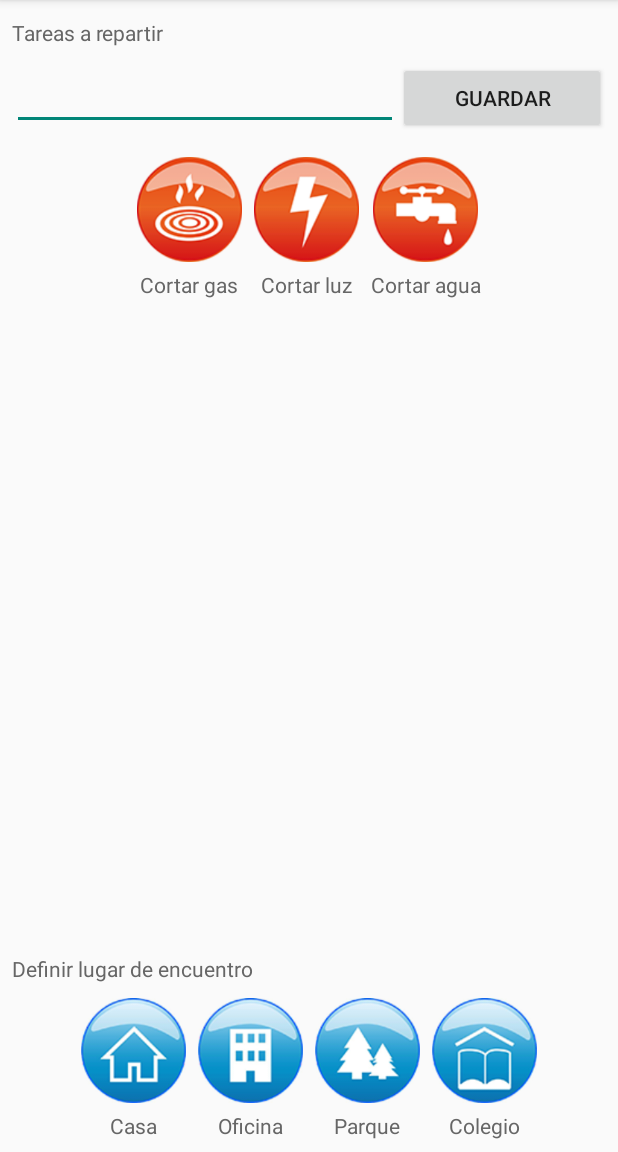
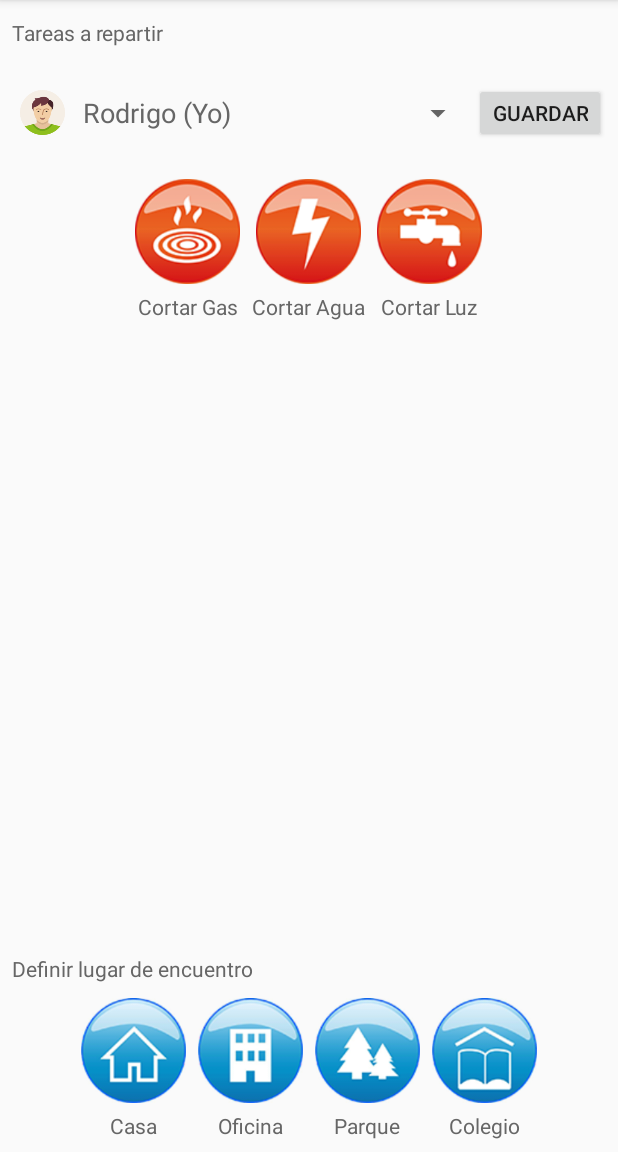
Before and after one commit to RodrigoGonzalezSalazar/SismicApp, an Android app: the fragment Fragment_miplan_plan shown on its own in the app's theme, on a phone screen of 412 x 824 dp, the part 84-1236 px from its top. Run offline under Robolectric (Android 15) with nearby library versions, the phone set to English and light mode, and no system bars.

Commit message:
tab prepara tu plan en miplan funcionando

```diff
--- a/app/src/main/java/com/example/yoyo/sismicapp/Fragment_miplan_family_tab.java
+++ b/app/src/main/java/com/example/yoyo/sismicapp/Fragment_miplan_family_tab.java
@@ -48,6 +48,15 @@ public class Fragment_miplan_family_tab extends Fragment {
         ListAdapter_familytab adapter = new ListAdapter_familytab(getActivity(), list, type);
         lv.setAdapter(adapter);
         ImageButton delete = (ImageButton) rootView.findViewById(R.id.delete);
+        Button agregar = (Button) rootView.findViewById(R.id.but);
+        agregar.setOnClickListener(new View.OnClickListener() {
+            @Override
+            public void onClick(View view) {
+                Intent i = new Intent(getActivity(), Activity_miplan_family_create.class);
+                startActivity(i);
+                getActivity().finish();
+            }
+        });
 
         return rootView;
     }
--- a/app/src/main/java/com/example/yoyo/sismicapp/Fragment_miplan_plan.java
+++ b/app/src/main/java/com/example/yoyo/sismicapp/Fragment_miplan_plan.java
@@ -6,11 +6,24 @@ import android.graphics.Typeface;
 import android.os.Bundle;
 import android.preference.PreferenceManager;
 import android.support.v4.app.Fragment;
+import android.util.Log;
 import android.view.LayoutInflater;
 import android.view.View;
 import android.view.ViewGroup;
+import android.widget.AdapterView;
+import android.widget.Button;
 import android.widget.LinearLayout;
+import android.widget.ListView;
+import android.widget.Spinner;
 import android.widget.TextView;
+import android.widget.Toast;
+
+import com.example.yoyo.sismicapp.ListAdapters.ListAdapter_familytab;
+import com.example.yoyo.sismicapp.ListAdapters.ListAdapter_spinner;
+
+import java.util.ArrayList;
+import java.util.Arrays;
+import java.util.List;
 
 public class Fragment_miplan_plan extends Fragment {
     View rootView;
@@ -22,6 +35,12 @@ public class Fragment_miplan_plan extends Fragment {
     TextView oficinatext;
     TextView parquetext;
     TextView colegiotext;
+    Spinner menu;
+    int spinnerIndex;
+    List<String> list= new ArrayList();
+    List<String> type= new ArrayList();
+    String itemPressed="";
+
     @Override
     public View onCreateView(LayoutInflater inflater, ViewGroup container, Bundle savedInstanceState) {
         rootView = inflater.inflate(R.layout.miplan_plan, container, false);
@@ -39,9 +58,68 @@ public class Fragment_miplan_plan extends Fragment {
         LinearLayout oficina = (LinearLayout) rootView.findViewById(R.id.oficina);
         LinearLayout parque = (LinearLayout) rootView.findViewById(R.id.parque);
         LinearLayout colegio = (LinearLayout) rootView.findViewById(R.id.colegio);
+        menu = (Spinner) rootView.findViewById(R.id.spinner);
+        Button guardar = (Button) rootView.findViewById(R.id.guardar);
+        SharedPreferences settings = PreferenceManager.getDefaultSharedPreferences(getActivity());
+        String familia = settings.getString("familia", "");
+        gastext.setText(settings.getString("gas", ""));
+        aguatext.setText(settings.getString("agua", ""));
+        luztext.setText(settings.getString("luz", ""));
+        List<String> items = new ArrayList<String>(Arrays.asList(familia.split(";")));
+        Log.i("el log", familia);
+        for (int i = 0; i < items.size(); i++) {
+            list.add(items.get(i));
+            type.add(items.get(i + 1));
+            i = i + 1;
+        }
+        guardar.setOnClickListener(new View.OnClickListener() {
+            @Override
+            public void onClick(View view) {
+                SharedPreferences settings = PreferenceManager.getDefaultSharedPreferences(getActivity());
+                SharedPreferences.Editor edit = settings.edit();
+                String person = list.get(spinnerIndex);
+                if (spinnerIndex==0){
+                    person="Yo";
+                }
+                if (itemPressed.equals("gas")){
+                    gastext.setText("Cortar Gas"+"\n"+person);
+                    edit.putString ("gas", "Cortar Gas"+"\n"+person );
+                    edit.apply();
+                }
+                else if (itemPressed.equals("agua")){
+                    aguatext.setText("Cortar Agua"+"\n"+person);
+                    edit.putString ("agua", "Cortar Agua"+"\n"+person );
+                    edit.apply();
+                }
+                else if (itemPressed.equals("luz")){
+                    luztext.setText("Cortar Luz"+"\n"+person);
+                    edit.putString ("luz","Cortar Luz"+"\n"+person );
+                    edit.apply();
+                }
+                else {
+                    Toast.makeText(getActivity(), "No has seleccionado un ícono de tarea", Toast.LENGTH_SHORT).show();
+                }
+
+            }
+        });
+
+        ListAdapter_spinner adapter = new ListAdapter_spinner(getActivity(), list, type);
+        menu.setAdapter(adapter);
+        menu.setOnItemSelectedListener(new AdapterView.OnItemSelectedListener() {
+
+            public void onItemSelected(AdapterView<?> parentView,
+                                       View selectedItemView, int position, long id) {
+                spinnerIndex = menu.getSelectedItemPosition();
+                Log.i("log", String.valueOf(spinnerIndex));
+            }
+
+            public void onNothingSelected(AdapterView<?> arg0) {// do nothing
+            }
+        });
           gas.setOnClickListener(new View.OnClickListener() {
               @Override
               public void onClick(View view) {
+                  itemPressed="gas";
                   gastext.setTypeface(null, Typeface.BOLD);
                   aguatext.setTypeface(null, Typeface.NORMAL);
                   luztext.setTypeface(null, Typeface.NORMAL);
@@ -53,6 +131,7 @@ public class Fragment_miplan_plan extends Fragment {
           agua.setOnClickListener(new View.OnClickListener() {
               @Override
               public void onClick(View view) {
+                  itemPressed="agua";
                   gastext.setTypeface(null, Typeface.NORMAL);
                   aguatext.setTypeface(null, Typeface.BOLD);
                   luztext.setTypeface(null, Typeface.NORMAL);
@@ -64,6 +143,7 @@ public class Fragment_miplan_plan extends Fragment {
           luz.setOnClickListener(new View.OnClickListener() {
               @Override
               public void onClick(View view) {
+                  itemPressed="luz";
                   gastext.setTypeface(null, Typeface.NORMAL);
                   aguatext.setTypeface(null, Typeface.NORMAL);
                   luztext.setTypeface(null, Typeface.BOLD);
--- /dev/null
+++ b/app/src/main/java/com/example/yoyo/sismicapp/ListAdapters/ListAdapter_spinner.java
@@ -0,0 +1,63 @@
+package com.example.yoyo.sismicapp.ListAdapters;
+
+import android.app.Activity;
+import android.app.Fragment;
+import android.view.LayoutInflater;
+import android.view.View;
+import android.view.ViewGroup;
+import android.widget.BaseAdapter;
+import android.widget.ImageButton;
+import android.widget.ImageView;
+import android.widget.TextView;
+
+import com.example.yoyo.sismicapp.R;
+
+import java.util.List;
+
+/**
+ * Created by rodrigo on 14-08-2015.
+ */
+public class ListAdapter_spinner extends BaseAdapter {
+    private final List<String> list;
+    public LayoutInflater inflater;
+    public final List<String> type;
+    public Fragment activity;
+
+    public ListAdapter_spinner(Activity act, List<String> list, List<String> type){
+        this.list= list;
+        this.type=type;
+        inflater = act.getLayoutInflater();
+    }
+
+    @Override
+    public View getView(int position, View convertView, ViewGroup parent) {
+        if (convertView == null) {
+            convertView = inflater.inflate(R.layout.listrow_spinner, null);
+        }
+        TextView text = (TextView) convertView.findViewById(R.id.textView6);
+        ImageView icon = (ImageView) convertView.findViewById(R.id.typeicon);
+        if (type.get(position).equals("papa")){icon.setBackgroundResource(R.drawable.new_papa);}
+        else if (type.get(position).equals("mama")) {icon.setBackgroundResource(R.drawable.new_mama);}
+        else if (type.get(position).equals("hijo")){icon.setBackgroundResource(R.drawable.new_hijo);}
+        else if (type.get(position).equals("hija")){icon.setBackgroundResource(R.drawable.new_hija);}
+        text.setText(list.get(position));
+
+        return convertView;
+    }
+
+    @Override
+    public int getCount() {
+        return list.size();
+    }
+
+    @Override
+    public Object getItem(int position) {
+        return list.get(position);
+    }
+
+    @Override
+    public long getItemId(int position) {
+        return position;
+    }
+
+}
--- a/app/src/main/java/com/example/yoyo/sismicapp/MyActivity.java
+++ b/app/src/main/java/com/example/yoyo/sismicapp/MyActivity.java
@@ -16,9 +16,12 @@ public class MyActivity extends ActionBarActivity {
         SharedPreferences.Editor edit = settings.edit();
         //edit.clear().commit();
         String aux = settings.getString("NombreUsuario", "");
-        if (!aux.equals("ok")){
+        if (!aux.equals("Yo")){
             edit.putString ("familia", "Rodrigo (Yo);hijo" );
-            edit.putString ("NombreUsuario", "ok" );
+            edit.putString ("gas", "Cortar Gas" );
+            edit.putString ("luz", "Cortar Agua" );
+            edit.putString ("agua", "Cortar Luz" );
+            edit.putString ("NombreUsuario", "Yo" );
             edit.apply();}
 
 
--- /dev/null
+++ b/app/src/main/res/layout/listrow_spinner.xml
@@ -0,0 +1,31 @@
+<?xml version="1.0" encoding="utf-8"?>
+
+<RelativeLayout
+    xmlns:android="http://schemas.android.com/apk/res/android"
+    android:orientation="horizontal"
+    android:layout_width="fill_parent"
+    android:layout_height="40dp"
+    android:id="@+id/w4"
+    android:layout_margin="10dp"
+    android:gravity="fill_horizontal|center_vertical"
+    android:padding="5dp">
+
+    <ImageView
+        android:layout_width="30dp"
+        android:layout_height="30dp"
+        android:id="@+id/typeicon"
+        android:layout_alignParentLeft="true"
+        android:layout_centerVertical="true" />
+
+    <TextView
+        android:layout_width="wrap_content"
+        android:layout_height="wrap_content"
+        android:textAppearance="?android:attr/textAppearanceMedium"
+        android:text="texto"
+        android:id="@+id/textView6"
+        android:textColor="#666666"
+        android:layout_marginLeft="12dp"
+        android:layout_centerVertical="true"
+        android:layout_toRightOf="@+id/typeicon" />
+
+</RelativeLayout>
--- a/app/src/main/res/layout/miplan_plan.xml
+++ b/app/src/main/res/layout/miplan_plan.xml
@@ -6,7 +6,7 @@
         android:layout_width="match_parent"
         android:layout_height="match_parent"
         android:id="@+id/asdadqqqqqq"
-    android:padding="8dp">
+        android:padding="8dp">
 
     <TextView
         android:layout_width="wrap_content"
@@ -25,35 +25,33 @@
         android:layout_width="fill_parent"
         android:layout_height="wrap_content"
         android:id="@+id/id"
-        android:layout_marginBottom="15dp"
+        android:layout_marginBottom="10dp"
         android:layout_centerHorizontal="true"
-        android:layout_below="@+id/textView12">
+        android:layout_below="@+id/textView12"
+        android:gravity="center_vertical">
 
-        <EditText
-                android:layout_width="0dp"
-                android:layout_weight="6.5"
-                android:layout_height="wrap_content"
-                android:id="@+id/miplan_ingresalugar_text"
-                android:layout_gravity="center_horizontal"
-                />
+        <Spinner
+            android:layout_width="fill_parent"
+            android:layout_height="68dp"
+            android:id="@+id/spinner"
+            android:layout_weight="1" />
 
         <Button
-            android:layout_width="0dp"
-            android:layout_weight="3.5"
-            android:layout_height="wrap_content"
+            android:layout_width="wrap_content"
+            android:layout_height="40dp"
             android:text="Guardar"
-            android:id="@+id/miplan_button_guardarlugar" />
+            android:id="@+id/guardar" />
     </LinearLayout>
 
     <LinearLayout
         android:orientation="horizontal"
         android:layout_width="fill_parent"
         android:layout_height="wrap_content"
-        android:gravity="center"
         android:id="@+id/linearLayoutt"
         android:layout_centerHorizontal="true"
-        android:layout_marginBottom="25dp"
-        android:layout_below="@+id/id">
+        android:layout_marginBottom="10dp"
+        android:layout_below="@+id/id"
+        android:gravity="center_horizontal|top">
 
         <LinearLayout
             android:orientation="vertical"
@@ -77,7 +75,8 @@
                 android:textAppearance="?android:attr/textAppearanceSmall"
                 android:text="Cortar gas"
                 android:id="@+id/textView13"
-                android:textColor="#666666" />
+                android:textColor="#666666"
+                android:gravity="center" />
         </LinearLayout>
 
         <LinearLayout
@@ -102,7 +101,8 @@
                 android:textAppearance="?android:attr/textAppearanceSmall"
                 android:text="Cortar luz"
                 android:id="@+id/textView15"
-                android:textColor="#666666" />
+                android:textColor="#666666"
+                android:gravity="center" />
         </LinearLayout>
 
         <LinearLayout
@@ -126,7 +126,8 @@
                 android:textAppearance="?android:attr/textAppearanceSmall"
                 android:text="Cortar agua"
                 android:id="@+id/textView16"
-                android:textColor="#666666" />
+                android:textColor="#666666"
+                android:gravity="center" />
         </LinearLayout>
     </LinearLayout>
 
```
Lines whose indentation alone changed are shown as unchanged.
